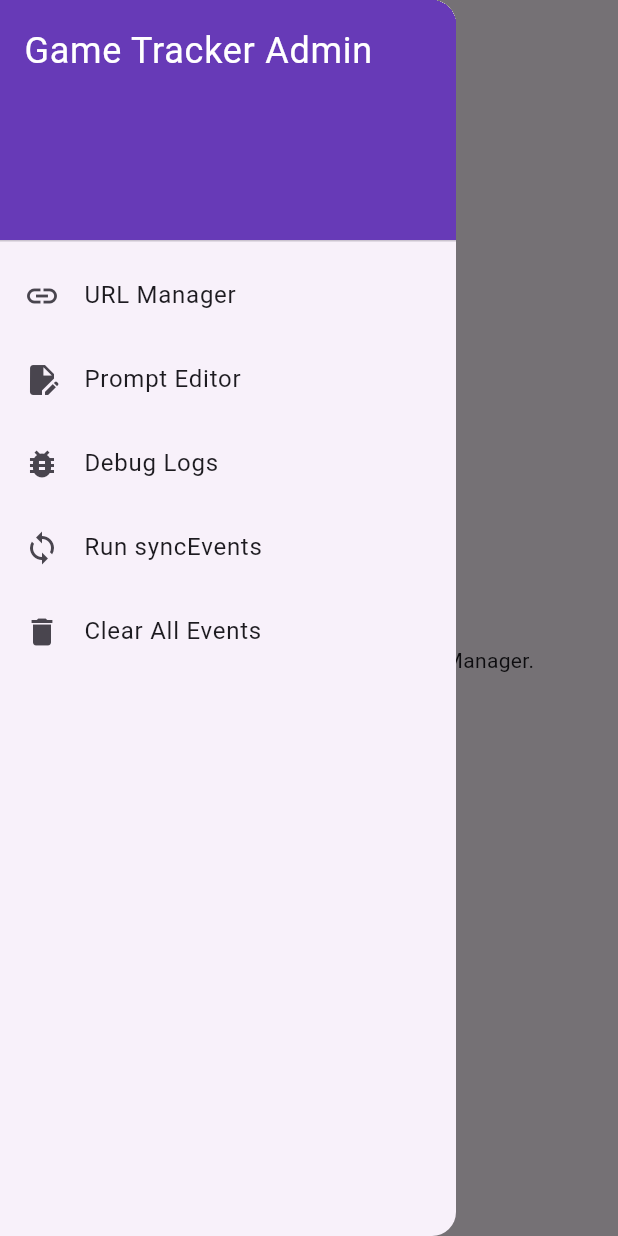
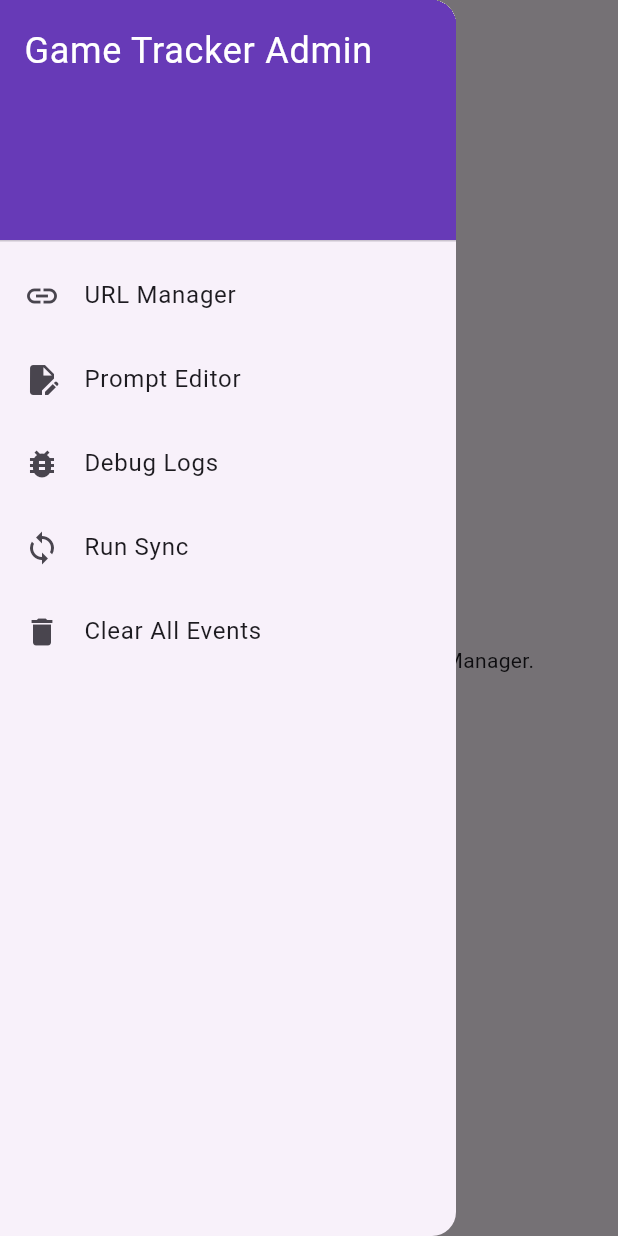
Before and after one commit to onpuuki/game-tracker, a Flutter app: the screen it shows after launch, with the side drawer open, on a phone screen of 412 x 824 dp. Run offline on Flutter 3.47's test engine with Material 3 defaults, Android fonts, the phone set to English and light mode, and no system bars; our stand-ins replace cloud_firestore, cloud_functions, firebase_core; accounts and stored records are empty.

Commit message:
fix: Rename syncEvents to processSyncRequest
Renames the `syncEvents` Cloud Function to `processSyncRequest` to bypass
the Firebase deployment restriction where changing a trigger type (from
callable to background triggered) on a function with the same name fails.

Also updates the frontend UI and debug logs to remove references to
the specific internal `syncEvents` name.

Co-authored-by: onpuuki <220911838+onpuuki@users.noreply.github.com>

```diff
--- a/frontend/lib/screens/home_screen.dart
+++ b/frontend/lib/screens/home_screen.dart
@@ -23,7 +23,7 @@ class _HomeScreenState extends State<HomeScreen> {
     final traceId = const Uuid().v4();
     final logManager = DebugLogManager();
 
-    await logManager.addLog('Starting syncEvents request via Firestore', traceId: traceId);
+    await logManager.addLog('Starting sync request via Firestore', traceId: traceId);
 
     try {
       await FirebaseFirestore.instanceFor(app: Firebase.app(), databaseId: 'default')
@@ -34,7 +34,7 @@ class _HomeScreenState extends State<HomeScreen> {
         'createdAt': FieldValue.serverTimestamp(),
       });
 
-      await logManager.addLog('syncEvents request added successfully.', traceId: traceId);
+      await logManager.addLog('sync request added successfully.', traceId: traceId);
 
       if (mounted) {
         ScaffoldMessenger.of(context).showSnackBar(
@@ -42,7 +42,7 @@ class _HomeScreenState extends State<HomeScreen> {
         );
       }
     } catch (e) {
-      await logManager.addLog('syncEvents request failed (Exception): $e', traceId: traceId);
+      await logManager.addLog('sync request failed (Exception): $e', traceId: traceId);
       if (mounted) {
         ScaffoldMessenger.of(context).showSnackBar(
           SnackBar(content: Text('Failed to create sync request: $e')),
@@ -124,7 +124,7 @@ class _HomeScreenState extends State<HomeScreen> {
                   leading: const Icon(Icons.sync),
                   title: isLoading
                       ? const SizedBox(width: 20, height: 20, child: CircularProgressIndicator(strokeWidth: 2))
-                      : const Text('Run syncEvents'),
+                      : const Text('Run Sync'),
                   onTap: isLoading
                       ? null
                       : () {
```
Also changed, not shown: 1 other file.
